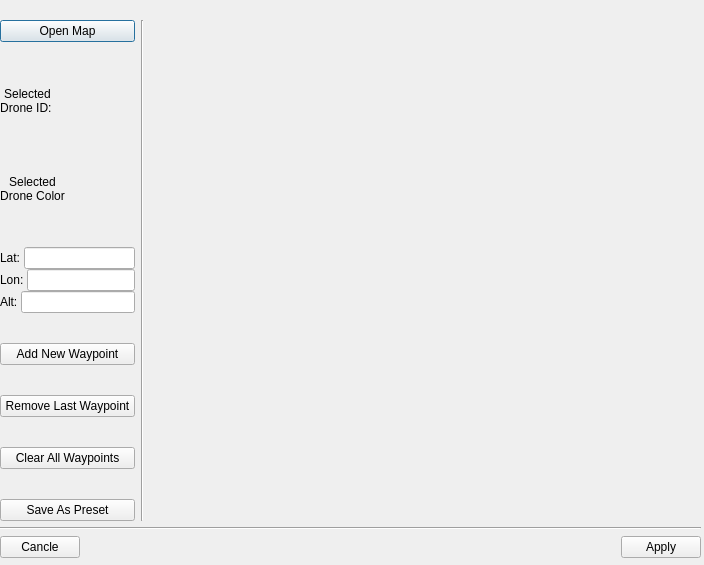
Before: the Qt Designer form ros2_ws/src/hmi/ui/flight_plan_dialog.ui in Samwise101/EiRT-AscenD-Robotics, drawn with Qt 5.
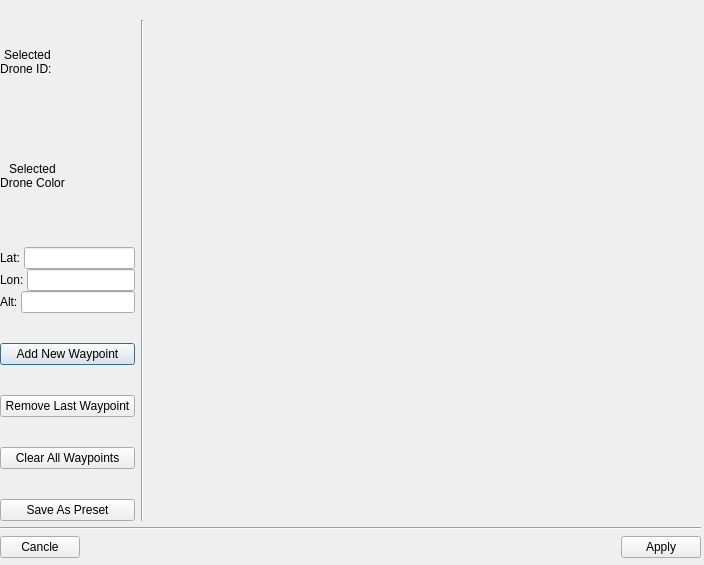
After: the same form once the commit is applied. Icons and pictures are not drawn.

```diff
--- a/ros2_ws/src/hmi/ui/flight_plan_dialog.ui
+++ b/ros2_ws/src/hmi/ui/flight_plan_dialog.ui
@@ -26,17 +26,10 @@
     <item>
      <layout class="QHBoxLayout" name="horizontalLayout" stretch="0,0,10">
       <item>
-       <layout class="QVBoxLayout" name="verticalLayout_2" stretch="0,0,0,0,10,10,10,0">
+       <layout class="QVBoxLayout" name="verticalLayout_2" stretch="0,0,0,10,10,10,0">
         <property name="spacing">
          <number>30</number>
         </property>
-        <item>
-         <widget class="QPushButton" name="openMapButton">
-          <property name="text">
-           <string>Open Map</string>
-          </property>
-         </widget>
-        </item>
         <item>
          <layout class="QHBoxLayout" name="horizontalLayout_6">
           <item>
```
Left out of the diff: 16 changed lines with no effect on the pictures.
